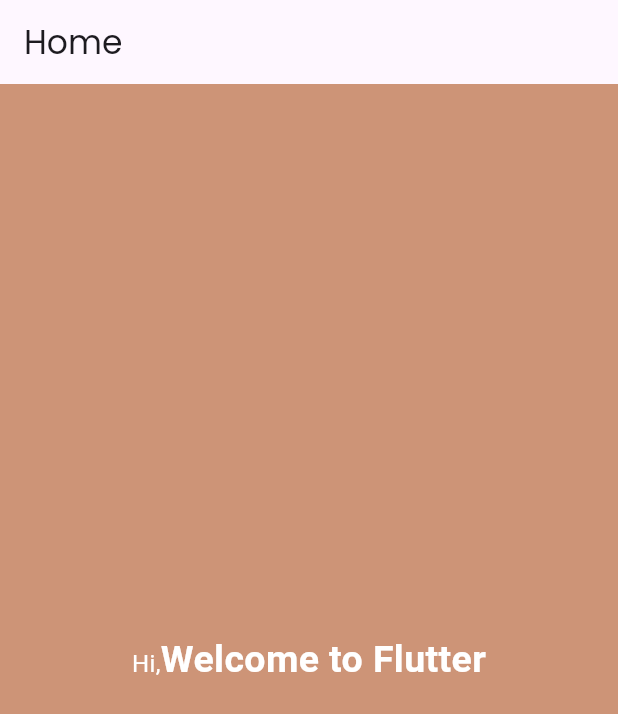
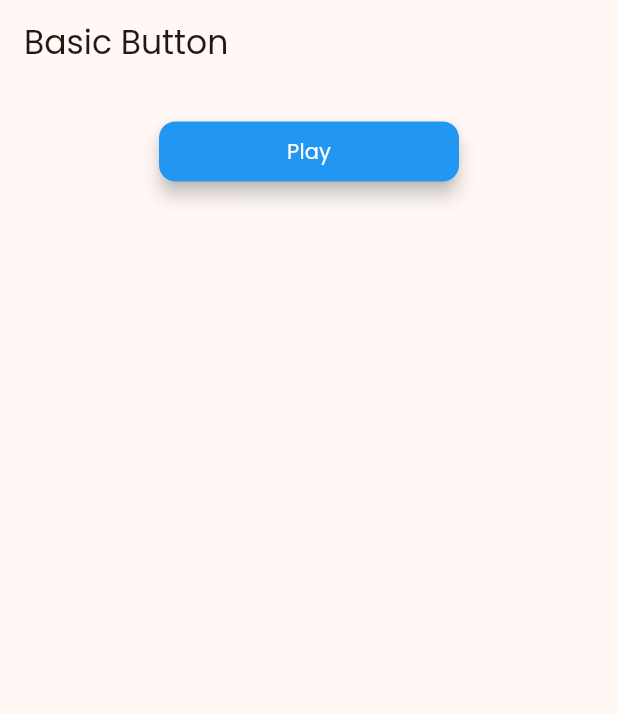
Before and after one commit to raunak2909/first_ui_239, a Flutter app: the screen it shows after launch, on a phone screen of 412 x 824 dp. Shown: the top 714 px of the screen. Run offline on Flutter 3.47's test engine with Material 3 defaults, Android fonts, the phone set to English and light mode, and no system bars.

Commit message:
Button and Textfield

```diff
--- a/lib/main.dart
+++ b/lib/main.dart
@@ -1,3 +1,4 @@
+import 'package:first_ui_239/screens/common_btn_page.dart';
 import 'package:first_ui_239/screens/home_page.dart';
 import 'package:first_ui_239/screens/main_widgets_page.dart';
 import 'package:flutter/material.dart';
@@ -16,10 +17,10 @@
       title: 'Flutter Demo',
       theme: ThemeData(
         fontFamily: 'fontMain',
-        colorScheme: ColorScheme.fromSeed(seedColor: Colors.deepPurple),
+        colorScheme: ColorScheme.fromSeed(seedColor: Colors.orange),
         useMaterial3: true,
       ),
-      home: MainWidgetPage(),
+      home: CommonBtnPage(),
     );
   }
 }
--- /dev/null
+++ b/lib/screens/common_btn_page.dart
@@ -0,0 +1,128 @@
+import 'package:flutter/cupertino.dart';
+import 'package:flutter/material.dart';
+
+class CommonBtnPage extends StatelessWidget{
+
+  @override
+  Widget build(BuildContext context) {
+    return Scaffold(
+      appBar: AppBar(
+        title: Text('Basic Button'),
+      ),
+      body: SingleChildScrollView(
+        child: Container(
+          padding: EdgeInsets.all(21),
+          width: double.infinity,
+          child: Column(
+            crossAxisAlignment: CrossAxisAlignment.center,
+            children: [
+              ElevatedButton(
+                onPressed: (){
+                print("Clicked this button");
+              },
+                child: Text('Play'),
+
+                style: ElevatedButton.styleFrom(
+                  fixedSize: Size(200, 40),
+                  backgroundColor: Colors.blue,
+                  foregroundColor: Colors.white,
+                  shape: RoundedRectangleBorder(
+                    borderRadius: BorderRadius.circular(11)
+                  ),
+                  elevation: 5
+                )
+              ),
+
+             /* OutlinedButton(onPressed: (){
+                print("Pressed this button");
+              }, child: Text('Press me')),
+
+              TextButton(onPressed: (){
+                print("Tapped this button");
+              }, child: Text('Tap me')),
+
+              IconButton(onPressed: (){
+                print("Added the item..");
+              }, icon: Icon(Icons.add)),
+
+              InkWell(
+                onTap: (){
+
+                },
+                child: Container(
+                  width: 200,
+                  height: 40,
+                  child: Center(child: Text('Click on me', style: TextStyle(color: Colors.white),)),
+                  decoration: BoxDecoration(
+                    color: Colors.blue,
+                    borderRadius: BorderRadius.circular(21)
+                  ),
+                ),
+              ),
+
+              GestureDetector(
+                onTap: (){
+                  print("On click called via gesture detector!!");
+                },
+                child: ClipRRect(
+                  borderRadius: BorderRadius.circular(21),
+                  child: Image.network(
+                    "https://pyxis.nymag.com/v1/imgs/4e5/1f7/a917c50e70a4c16bc35b9f0d8ce0352635-14-tom-cruise.rsquare.w400.jpg", width: 200, height: 200,)
+                  ,
+                ),
+              ),
+
+              ClipOval(
+                child: Image.network(
+                  "https://pyxis.nymag.com/v1/imgs/4e5/1f7/a917c50e70a4c16bc35b9f0d8ce0352635-14-tom-cruise.rsquare.w400.jpg", width: 200, height: 200,)
+                ,
+              ),
+              *//*SizedBox(
+                height: 21,
+              ),*//*
+              Padding(
+                padding: const EdgeInsets.only(top: 21.0),
+                child: Container(
+                  width: 200,
+                  height: 200,
+                  decoration: BoxDecoration(
+                    color: Colors.blue,
+                    shape: BoxShape.circle,
+                    image: DecorationImage(
+                      image: NetworkImage("https://pyxis.nymag.com/v1/imgs/4e5/1f7/a917c50e70a4c16bc35b9f0d8ce0352635-14-tom-cruise.rsquare.w400.jpg")
+                    )
+                  ),
+                ),
+              ),
+
+              Container(
+                width: double.infinity,
+                height: 200,
+                child: Image.network(
+                  "https://www.brainmobi.com/blog/wp-content/uploads/2018/07/flutter-banner-sdk-future.jpg",
+                  width: 200, height: 200, fit: BoxFit.fill)
+                ,
+              ),*/
+
+            ],
+          ),
+        ),
+      ),
+
+    );
+  }
+}
+
+//SizedBox(
+//                   width: 100,
+//                   child: Row(
+//                     mainAxisAlignment: MainAxisAlignment.center,
+//                     children: [
+//                       Icon(Icons.play_arrow),
+//                       SizedBox(
+//                         width: 5,
+//                       ),
+//                       Text('Play')
+//                     ],
+//                   ),
+//                 ),
--- a/lib/screens/main_widgets_page.dart
+++ b/lib/screens/main_widgets_page.dart
@@ -9,28 +9,31 @@
   @override
   Widget build(BuildContext context) {
     return Scaffold(
-      backgroundColor: Color(0xffcd9477),
       appBar: AppBar(
         title: Text('Home',),
       ),
-      body: Center(
-        child: Text.rich(TextSpan(
-          text: "Hi,",
-          style: TextStyle(
-            fontSize: 16,
-            color: Colors.white,
+      body: Column(
+        children: [
+          Expanded(
+            child: Container(
+              color: Colors.green,
+              width: double.infinity,
+            ),
           ),
-          children: [
-           TextSpan(
-             text: "Welcome to Flutter",
-             style: TextStyle(
-               fontSize: 25,
-               color: Colors.white,
-               fontWeight: FontWeight.bold
-             ),
-           ),
-          ]
-        )),
+          Expanded(
+            child: Container(
+              width: double.infinity,
+              color: Colors.orange,
+            ),
+          ),
+          Expanded(
+            flex: 4,
+            child: Container(
+              color: Colors.blue,
+              width: double.infinity,
+            ),
+          ),
+        ],
       )
     );
   }
```
